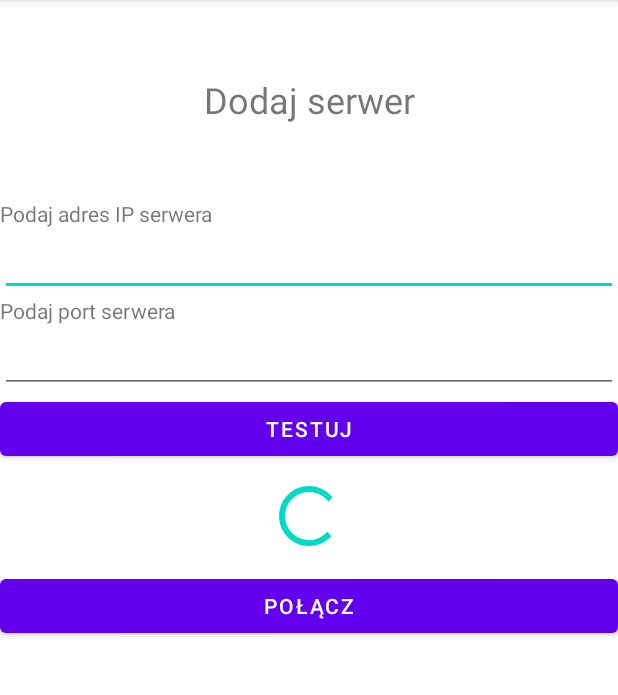
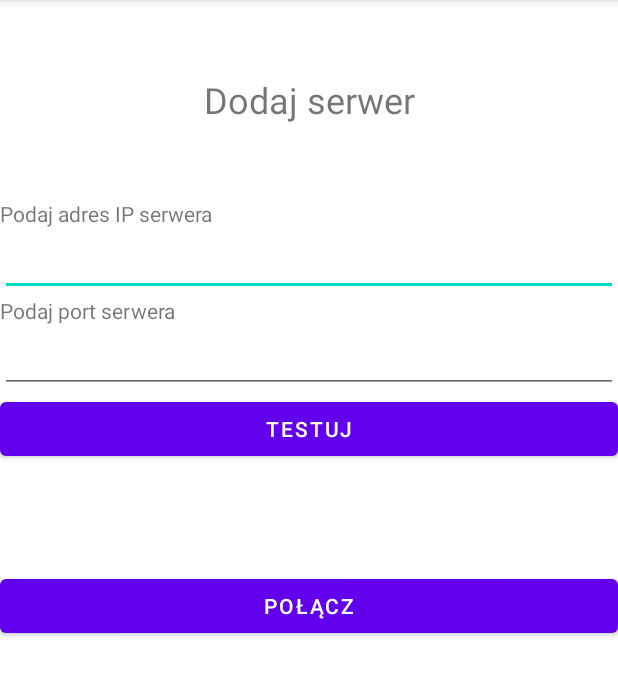
Before and after one commit to matik251/KnxManager_And, an Android app: the screen it shows after launch (ConnectServer), on a phone screen of 412 x 824 dp, the part 84-779 px from its top. Run offline under Robolectric (Android 15) with nearby library versions, the phone set to English and light mode, and no system bars.

Commit message:
Fixy progressbarów i zabezpieczenia

```diff
--- a/KNXManager/app/src/main/java/com/example/knxmanager/ConnectServer.kt
+++ b/KNXManager/app/src/main/java/com/example/knxmanager/ConnectServer.kt
@@ -35,13 +35,15 @@ class ConnectServer : AppCompatActivity() {
         serverIpET = findViewById<EditText>(R.id.editTextTextServerIp)
         serverPortET = findViewById<EditText>(R.id.editTextTextServerPort)
         serverResponseT = findViewById<TextView>(R.id.textView3Response)
-        conProgBar.setVisibility(View.GONE)
+        conProgBar = findViewById<ProgressBar>(R.id.connectionProgressBar)
 
-        var temp = sharedPrefs.getString(PREFERENCE_FILE_KEY, "")
+        var temp = sharedPrefs.getString(PREFERENCE_IP_ADDRESS, "")
         serverIpET.setText(temp)
         temp = sharedPrefs.getString(PREFERENCE_IP_ADDRESS_PORT, "")
         serverPortET.setText(temp)
+
     }
+
 
     fun testServerConnection(view: View) {
         conProgBar.setVisibility(View.VISIBLE)
--- a/KNXManager/app/src/main/java/com/example/knxmanager/MainActivity.kt
+++ b/KNXManager/app/src/main/java/com/example/knxmanager/MainActivity.kt
@@ -25,7 +25,11 @@ class MainActivity : AppCompatActivity() {
         super.onResume()
         var temp = sharedPrefs.getString(PREFERENCE_IP_ADDRESS_FULL, "")
         var ipAddressTB = findViewById<TextView>(R.id.textView2)
-        ipAddressTB.setText(Resources.getSystem().getString(R.string.text_connect_state) + " " + temp.toString())
+        try{
+            temp = Resources.getSystem().getString(R.string.text_connect_state).toString() + " " + temp.toString()
+        }catch (e:Resources.NotFoundException){
+        }
+        ipAddressTB.setText(temp)
     }
 
     fun openConnectServer(view: View) {
--- a/KNXManager/app/src/main/res/layout/activity_main.xml
+++ b/KNXManager/app/src/main/res/layout/activity_main.xml
@@ -73,7 +73,8 @@
                     android:layout_weight="1"
                     android:text="@string/text_connect_state"
                     android:textAlignment="center"
-                    android:textAllCaps="true" />
+                    android:textAllCaps="true"
+                    android:visibility="visible" />
 
             </LinearLayout>
 
--- a/KNXManager/app/src/main/res/layout/connect_server.xml
+++ b/KNXManager/app/src/main/res/layout/connect_server.xml
@@ -80,7 +80,8 @@
                 android:id="@+id/connectionProgressBar"
                 style="?android:attr/progressBarStyle"
                 android:layout_width="match_parent"
-                android:layout_height="wrap_content" />
+                android:layout_height="wrap_content"
+                android:visibility="gone" />
         </FrameLayout>
 
         <Space
--- a/KNXManager/app/src/main/res/values/strings.xml
+++ b/KNXManager/app/src/main/res/values/strings.xml
@@ -20,9 +20,4 @@
     <!--Processes view -->
     <!--Data view -->
 
-
-    <string name="preference_file_key">KNXManager</string>
-    <string name="preference_ip_address_full">IPAddressFull</string>
-    <string name="preference_ip_address">IPAddress</string>
-    <string name="preference_ip_address_port">IPAddressPORT</string>
 </resources>
```
